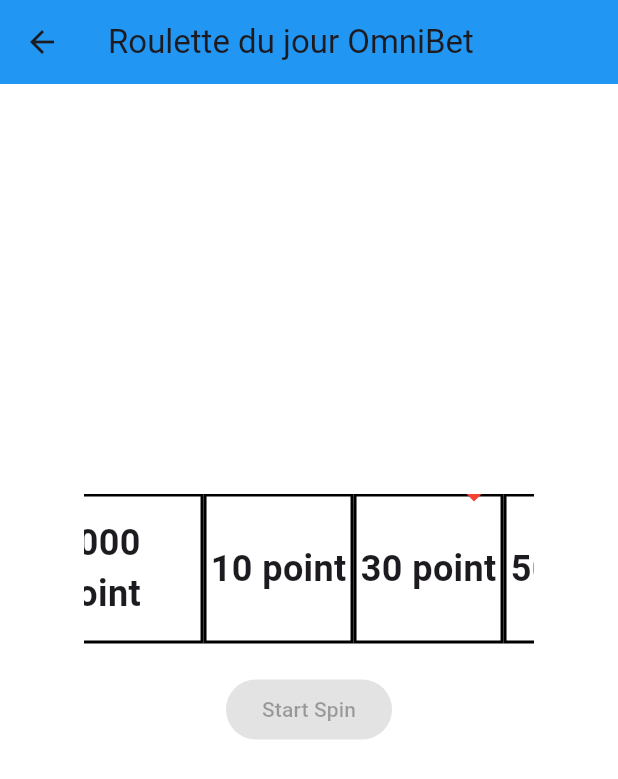
After one commit to PhilippeMaillot/AP4_forReal, a Flutter app: the RoulettePage screen opened by its route, after a tap on "Start Spin", on a phone screen of 412 x 824 dp. The commit adds this screen. Shown: the top 779 px of the screen. Run offline on Flutter 3.47's test engine with Material 3 defaults, Android fonts, the phone set to English and light mode, and no system bars; our stand-ins replace audioplayers, flutter_swiper_null_safety, rxdart, shared_preferences; accounts and stored records are empty; key blocks and very long unbroken strings in the code were emptied for the run.

Commit message:
roulette + design

```diff
--- a/omnibet/lib/main.dart
+++ b/omnibet/lib/main.dart
@@ -13,6 +13,8 @@
 import 'viewBetPage.dart';
 import 'profile_page.dart';
 import 'shop_page.dart'; // Importez la page de la boutique
+import 'roulette_page.dart';
+
 
 void main() {
   runApp(MyApp());
@@ -41,7 +43,8 @@
         '/tournament': (context) => TournamentListPage(),
         'viewbetpage': (context) => ViewBetPage(userId: userId),
         '/profile': (context) => ProfilePage(),
-        '/shop': (context) => ShopPage(), // Ajoutez la route '/shop'
+        '/shop': (context) => ShopPage(), // Ajoutez la route '/
+        '/roulette': (context) => RoulettePage(),
 
       },
     );
--- /dev/null
+++ b/omnibet/lib/roulette_page.dart
@@ -0,0 +1,182 @@
+import 'dart:async';
+import 'dart:math';
+import 'package:flutter/material.dart';
+import 'package:provider/provider.dart';
+import 'package:audioplayers/audioplayers.dart';
+
+
+class RoulettePage extends StatelessWidget {
+  @override
+  Widget build(BuildContext context) {
+    return ChangeNotifierProvider(
+      create: (context) => RouletteProvider(),
+      child: Scaffold(
+        appBar: AppBar(
+          title: Text('Roulette du jour OmniBet'),
+        ),
+        body: Center(
+          child: Column(
+            mainAxisAlignment: MainAxisAlignment.center,
+            children: [
+              RouletteWidget(),
+              SizedBox(height: 20),
+              SpinButton(),
+              SizedBox(height: 20),
+              ResultDisplay(),
+            ],
+          ),
+        ),
+      ),
+    );
+  }
+}
+
+class RouletteProvider extends ChangeNotifier {
+  final List<String> items = [
+    '10 point',
+    '30 point',
+    '50 point',
+    '100 point',
+    '1000 point',
+  ];
+  final ScrollController scrollController = ScrollController();
+  bool _isSpinning = false;
+  String _result = '';
+  Timer? _timer;
+  double _velocity = 100.0; // Vitesse initiale élevée
+  int _totalDuration = 600; // Durée totale de la roulette en millisecondes (9 secondes)
+  AudioCache _audioCache = AudioCache();
+
+  bool get isSpinning => _isSpinning;
+  String get result => _result;
+
+  void startSpin () async {
+
+    if (_isSpinning) return;
+    _isSpinning = true;
+    _result = '';
+    notifyListeners();
+
+    // Jouer le son
+
+    final _audioPlayer = AudioPlayer();
+    await _audioPlayer.play(AssetSource('roulette.mp3'));
+    final random = Random();
+
+    int spinDuration = random.nextInt(3000) + 6000; // Durée de rotation aléatoire entre 6 et 9 secondes
+
+    _timer = Timer.periodic(Duration(milliseconds: 16), (timer) {
+      if (_velocity > 0.1) {
+        scrollController.jumpTo(scrollController.offset + _velocity);
+        _velocity *= 0.995; // Réduire lentement la vitesse pour une décélération plus lente
+      } else {
+        timer.cancel();
+        _selectResult();
+      }
+    });
+
+    // Arrêter la rotation après la durée spécifiée
+    Future.delayed(Duration(milliseconds: _totalDuration), () {
+      _velocity = 1.0; // Ralentir la vitesse pour un arrêt en douceur
+    });
+  }
+
+  void _selectResult() {
+    // Calculer la position de la flèche
+    double offset = scrollController.offset + 200; // 200 pour aligner avec la flèche de droite
+    int itemIndex = (offset / 100).round() % items.length; // Ajuster pour centrer sur l'élément
+    _result = items[itemIndex];
+    _isSpinning = false;
+    notifyListeners();
+  }
+
+  @override
+  void dispose() {
+    _timer?.cancel();
+    scrollController.dispose();
+    super.dispose();
+  }
+}
+
+class RouletteWidget extends StatelessWidget {
+  @override
+  Widget build(BuildContext context) {
+    final provider = Provider.of<RouletteProvider>(context);
+
+    double arrowPositionX = 240; // Position de départ de la flèche
+    double arrowPositionY = -20;
+
+    // Récupérer la taille de la liste pour centrer la flèche
+    double listWidth = 300;
+    double listItemWidth = 100;
+    double listCenterX = listWidth / 2 - listItemWidth / 2;
+
+    // Si la roulette ne tourne pas, centrer la flèche
+    if (!provider.isSpinning) {
+      arrowPositionX = listCenterX;
+    }
+
+    return Stack(
+      children: [
+        Container(
+          height: 100,
+          width: listWidth,
+          child: ListView.builder(
+            scrollDirection: Axis.horizontal,
+            physics: NeverScrollableScrollPhysics(),
+            controller: provider.scrollController,
+            itemBuilder: (context, index) {
+              final itemIndex = index % provider.items.length;
+              return Container(
+                width: listItemWidth,
+                decoration: BoxDecoration(
+                  border: Border.all(color: Colors.black, width: 2),
+                ),
+                child: Center(
+                  child: Text(
+                    provider.items[itemIndex],
+                    style: TextStyle(fontSize: 24, fontWeight: FontWeight.bold),
+                  ),
+                ),
+              );
+            },
+            itemCount: provider.items.length * 100,
+          ),
+        ),
+        // Flèche avec position dynamique
+        AnimatedPositioned(
+          duration: Duration(milliseconds: 500), // Durée de l'animation
+          curve: Curves.easeInOut, // Courbe d'animation
+          left: arrowPositionX,
+          top: arrowPositionY,
+          child: Icon(Icons.arrow_drop_down, size: 40, color: Colors.red),
+        ),
+      ],
+    );
+  }
+}
+
+class SpinButton extends StatelessWidget {
+  @override
+  Widget build(BuildContext context) {
+    final provider = Provider.of<RouletteProvider>(context);
+
+    return ElevatedButton(
+      onPressed: provider.isSpinning ? null : () => provider.startSpin(),
+      child: Text('Start Spin'),
+
+    );
+  }
+}
+
+class ResultDisplay extends StatelessWidget {
+  @override
+  Widget build(BuildContext context) {
+    final provider = Provider.of<RouletteProvider>(context);
+
+    return Text(
+      provider.result.isEmpty ? '' : 'You won: ${provider.result}',
+      style: TextStyle(fontSize: 24, fontWeight: FontWeight.bold),
+    );
+  }
+}
--- a/omnibet/pubspec.yaml
+++ b/omnibet/pubspec.yaml
@@ -20,6 +20,9 @@
   carousel_slider: ^4.2.1
   chewie: ^1.7.5
   intl: ^0.19.0
+  roulette: ^0.1.5
+  provider: ^6.1.2
+  audioplayers: ^6.0.0
 
 
 dev_dependencies:
@@ -32,3 +35,4 @@
 
   assets:
     - assets/foot.mp4
+    - assets/roulette.mp3
```
Also changed, not shown: omnibet/lib/Cart_page.dart (+41 -1 lines), omnibet/lib/viewBetPage.dart (+56 -112 lines), omnibet/pubspec.lock, 6 other files.
